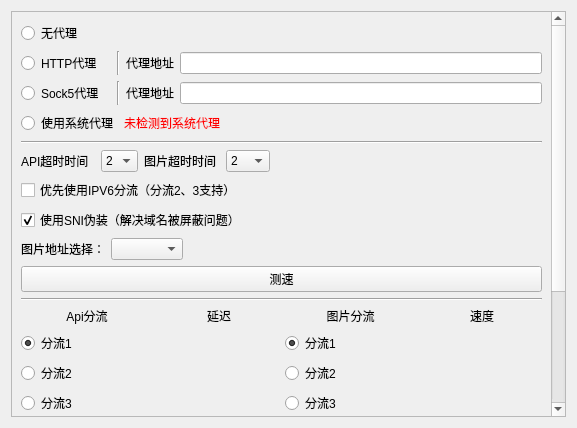
Qt form ui/component/ui_login_proxy_widget.ui (tonquer/picacg-qt) before a commit.
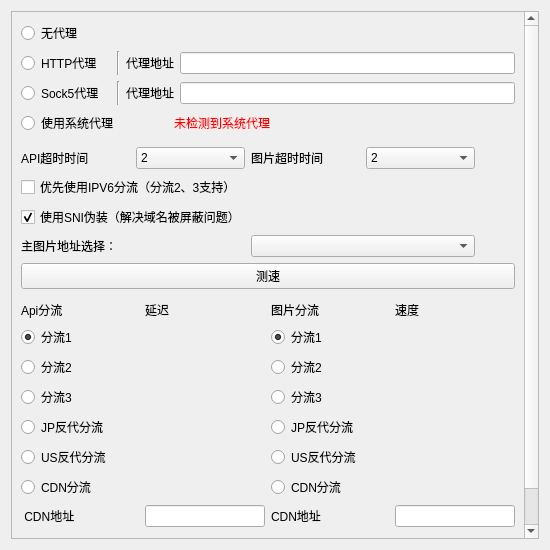
The same form after that commit. Custom widgets are drawn as their Qt base class.

What changed in the file:
```diff
--- a/ui/component/ui_login_proxy_widget.ui
+++ b/ui/component/ui_login_proxy_widget.ui
@@ -6,8 +6,8 @@
    <rect>
     <x>0</x>
     <y>0</y>
-    <width>577</width>
-    <height>428</height>
+    <width>550</width>
+    <height>550</height>
    </rect>
   </property>
   <property name="minimumSize">
@@ -33,8 +33,8 @@
        <rect>
         <x>0</x>
         <y>0</y>
-        <width>540</width>
-        <height>533</height>
+        <width>513</width>
+        <height>535</height>
        </rect>
       </property>
       <layout class="QVBoxLayout" name="verticalLayout">
@@ -179,9 +179,6 @@
          </item>
          <item>
           <spacer name="horizontalSpacer">
-           <property name="orientation">
-            <enum>Qt::Orientation::Horizontal</enum>
-           </property>
            <property name="sizeHint" stdset="0">
             <size>
              <width>40</width>
@@ -195,7 +192,7 @@
        <item>
         <widget class="Line" name="line_3">
          <property name="orientation">
-          <enum>Qt::Orientation::Horizontal</enum>
+          <enum>Qt::Vertical</enum>
          </property>
         </widget>
        </item>
@@ -265,9 +262,6 @@
          </item>
          <item>
           <spacer name="horizontalSpacer_4">
-           <property name="orientation">
-            <enum>Qt::Orientation::Horizontal</enum>
-           </property>
            <property name="sizeHint" stdset="0">
             <size>
              <width>40</width>
@@ -308,7 +302,7 @@
          <item>
           <widget class="QLabel" name="label_9">
            <property name="text">
-            <string>图片地址选择：</string>
+            <string>主图片地址选择：</string>
            </property>
           </widget>
          </item>
@@ -317,9 +311,6 @@
          </item>
          <item>
           <spacer name="horizontalSpacer_2">
-           <property name="orientation">
-            <enum>Qt::Orientation::Horizontal</enum>
-           </property>
            <property name="sizeHint" stdset="0">
             <size>
              <width>40</width>
@@ -340,7 +331,7 @@
        <item>
         <widget class="Line" name="line_4">
          <property name="orientation">
-          <enum>Qt::Orientation::Horizontal</enum>
+          <enum>Qt::Vertical</enum>
          </property>
         </widget>
        </item>
@@ -418,9 +409,6 @@
            <property name="text">
             <string> CDN地址 </string>
            </property>
-           <property name="alignment">
-            <set>Qt::AlignmentFlag::AlignLeading|Qt::AlignmentFlag::AlignLeft|Qt::AlignmentFlag::AlignVCenter</set>
-           </property>
           </widget>
          </item>
          <item row="7" column="0">
@@ -490,9 +478,6 @@
            <property name="text">
             <string>图片分流</string>
            </property>
-           <property name="alignment">
-            <set>Qt::AlignmentFlag::AlignCenter</set>
-           </property>
           </widget>
          </item>
          <item row="1" column="1">
@@ -500,9 +485,6 @@
            <property name="text">
             <string>延迟</string>
            </property>
-           <property name="alignment">
-            <set>Qt::AlignmentFlag::AlignCenter</set>
-           </property>
           </widget>
          </item>
          <item row="5" column="2">
@@ -523,9 +505,6 @@
            <property name="text">
             <string>速度</string>
            </property>
-           <property name="alignment">
-            <set>Qt::AlignmentFlag::AlignCenter</set>
-           </property>
           </widget>
          </item>
          <item row="2" column="0">
@@ -563,9 +542,6 @@
            <property name="text">
             <string>Api分流</string>
            </property>
-           <property name="alignment">
-            <set>Qt::AlignmentFlag::AlignCenter</set>
-           </property>
           </widget>
          </item>
          <item row="7" column="3">
```
Left out of the diff: 12 changed lines with no effect on the pictures.
